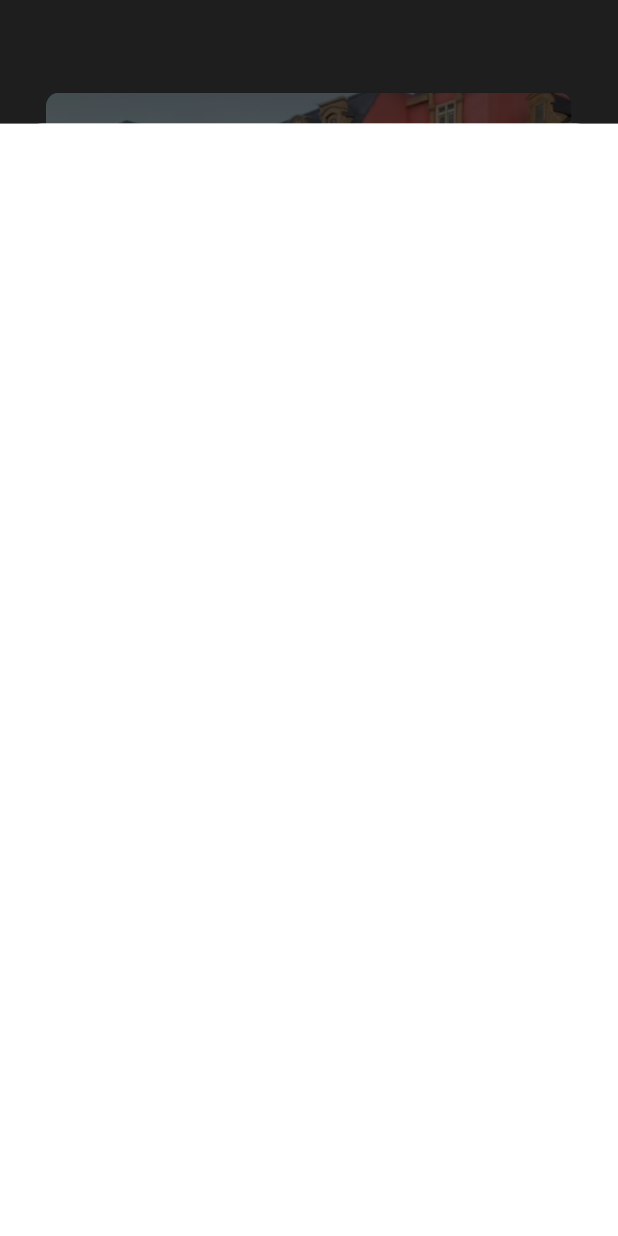
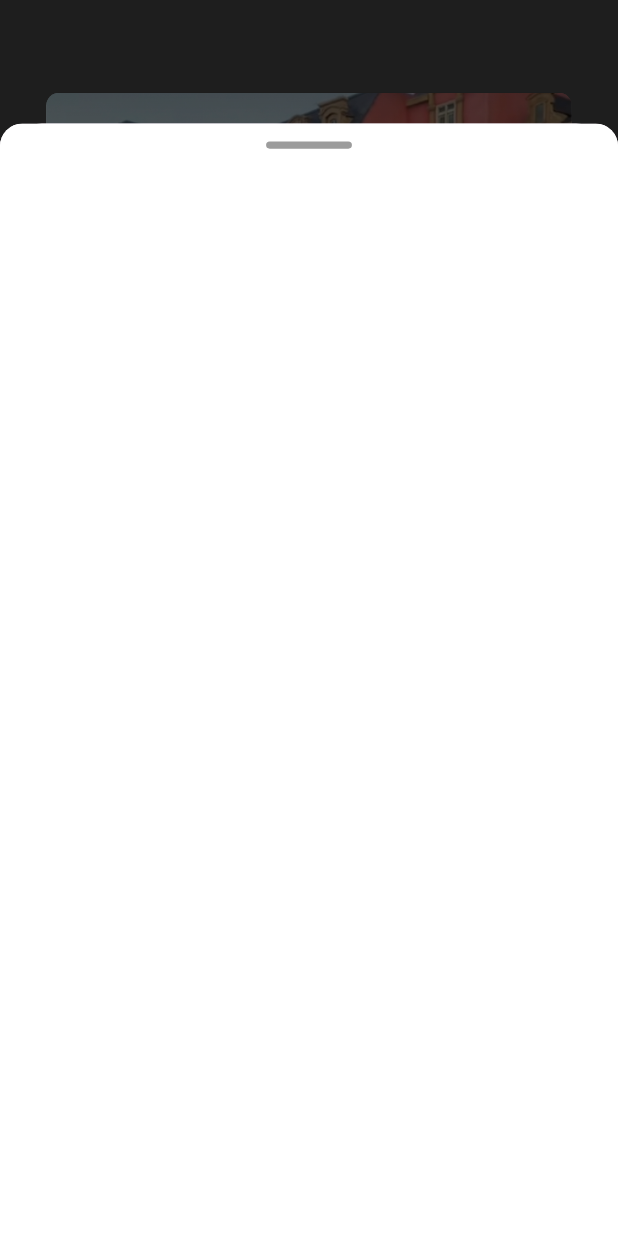
Before and after one commit to haivc2002/dating_app, a Flutter app: the LoginScreen screen opened by its route, after a tap on "I already have an account", on a phone screen of 412 x 824 dp. Run offline on Flutter 3.47's test engine with Material 3 defaults, Android fonts, the phone set to English and light mode, and no system bars; our stand-ins replace flutter_screenutil, rive.

Commit message:
update code

```diff
--- a/lib/theme/theme_color.dart
+++ b/lib/theme/theme_color.dart
@@ -5,6 +5,7 @@ class ThemeColor {
   static const Color blackColor = Color(0xFF000000);
   static const Color pinkColor = Color(0xFFF28F9E);
   static const Color backgroundScaffold = Color(0xFF2B2B2B);
+  static const Color greyColor = Color(0xFF9C9C9C);
 }
 
 class ColorPaletteProvider extends InheritedWidget {
--- a/lib/ui/auth/login_screen.dart
+++ b/lib/ui/auth/login_screen.dart
@@ -20,6 +20,7 @@ class _LoginScreenState extends State<LoginScreen> with TickerProviderStateMixin
   late final AnimationService animationService;
   bool shrink = true;
 
+
   @override
   void initState() {
     super.initState();
@@ -32,37 +33,6 @@ class _LoginScreenState extends State<LoginScreen> with TickerProviderStateMixin
     super.dispose();
   }
 
-  void showBottom() {
-    setState(() {
-      shrink = true;
-    });
-    animationService.controller.forward(from: 0.0);
-    showModalBottomSheet(
-      isDismissible: false,
-      context: context,
-      barrierColor: ThemeColor.blackColor.withOpacity(0.3),
-      isScrollControlled: true,
-      builder: (BuildContext context) {
-        return GestureDetector(
-          onTap: () {
-            hideBottom();
-          },
-          child: Container(
-            color: Colors.white,
-            height: MediaQuery.of(context).size.height * 0.9,
-          ),
-        );
-      },
-    );
-  }
-
-  void hideBottom() {
-    setState(() {
-      shrink = false;
-    });
-    animationService.controllerBack.forward(from: 0.0);
-    Navigator.pop(context);
-  }
 
   @override
   Widget build(BuildContext context) {
@@ -103,6 +73,7 @@ class _LoginScreenState extends State<LoginScreen> with TickerProviderStateMixin
                 padding: EdgeInsets.symmetric(horizontal: 20.w),
                 child: Column(
                   children: [
+
                     const Spacer(),
                     ButtonWidgetCustom(
                       styleText: TextStyle(
@@ -114,9 +85,16 @@ class _LoginScreenState extends State<LoginScreen> with TickerProviderStateMixin
                       textButton: 'I already have an account',
                       height: 40.h,
                       onTap: () {
-                        // animationService.controller.forward(from: 0.0);
-                        showBottom();
-                        // hideBottom();
+                        TestHelper.printSample(
+                          context,
+                          animationService,
+                          (value) {
+                            setState(() {
+                              shrink = value;
+                            });
+                          },
+                          Container()
+                        );
                       },
                     ),
                     SizedBox(height: 20.h),
--- a/lib/ui/tool_widget_custom/button_widget_custom.dart
+++ b/lib/ui/tool_widget_custom/button_widget_custom.dart
@@ -1,4 +1,3 @@
-import 'package:flutter/cupertino.dart';
 import 'package:flutter/material.dart';
 
 import '../../theme/theme_color.dart';
--- a/lib/ui/tool_widget_custom/event_scale_screen.dart
+++ b/lib/ui/tool_widget_custom/event_scale_screen.dart
@@ -1,4 +1,6 @@
+import 'package:dating/common/scale_screen.dart';
 import 'package:flutter/material.dart';
+import 'package:flutter_screenutil/flutter_screenutil.dart';
 
 import '../../theme/theme_color.dart';
 
@@ -13,6 +15,29 @@ class EventScaleScreen extends StatefulWidget {
     this.shrink,
   }) : super(key: key);
 
+  static void showBottomSheet(BuildContext context, AnimationService animationService, Function(bool) setShrink, Widget widget) {
+    final animationController = animationService.controller;
+    final animationControllerBack = animationService.controllerBack;
+    setShrink(true);
+    animationController.forward(from: 0.0);
+    showModalBottomSheet(
+      isDismissible: false,
+      context: context,
+      barrierColor: ThemeColor.blackColor.withOpacity(0.3),
+      isScrollControlled: true,
+      builder: (BuildContext context) {
+        return ContentBottomSheet(
+          widget: widget,
+        );
+      },
+    );
+  }
+
+  // animationControllerBack.forward(from: 0.0);
+  // Navigator.pop(context);
+
+
+
   @override
   State<EventScaleScreen> createState() => _EventScaleScreenState();
 }
@@ -24,6 +49,7 @@ class _EventScaleScreenState extends State<EventScaleScreen> with TickerProvider
   @override
   void initState() {
     super.initState();
+    // animationService = AnimationService(this);
     animationService = widget.animationService;
   }
 
@@ -32,30 +58,6 @@ class _EventScaleScreenState extends State<EventScaleScreen> with TickerProvider
     animationService.dispose();
     super.dispose();
   }
-
-  // void showBottom(bool? shrink) {
-  //   setState(() {
-  //     shrink = true;
-  //   });
-  //   animationService.controller.forward(from: 0.0);
-  //   showModalBottomSheet(
-  //     isDismissible: false,
-  //     context: context,
-  //     barrierColor: ThemeColor.blackColor.withOpacity(0.3),
-  //     isScrollControlled: true,
-  //     builder: (BuildContext context) {
-  //       return GestureDetector(
-  //         onTap: () {
-  //           hideBottom();
-  //         },
-  //         child: Container(
-  //           color: Colors.white,
-  //           height: MediaQuery.of(context).size.height * 0.9,
-  //         ),
-  //       );
-  //     },
-  //   );
-  // }
 
 
   @override
@@ -72,6 +74,41 @@ class _EventScaleScreenState extends State<EventScaleScreen> with TickerProvider
         },
         child: widget.child,
       ),
+    );
+  }
+
+
+  // void showBottomSheet(BuildContext context, Function(bool) setShrink, Widget widget) {
+  //   setShrink(true);
+  //   animationService.controller.forward(from: 0.0);
+  //   showModalBottomSheet(
+  //     isDismissible: false,
+  //     context: context,
+  //     barrierColor: ThemeColor.blackColor.withOpacity(0.3),
+  //     isScrollControlled: true,
+  //     builder: (BuildContext context) {
+  //       return ContentBottomSheet(
+  //         widget: widget,
+  //       );
+  //     },
+  //   );
+  // }
+
+  static void showBottomSheet(BuildContext context, AnimationService animationService, Function(bool) setShrink, Widget widget) {
+    final animationController = animationService.controller;
+    final animationControllerBack = animationService.controllerBack;
+    setShrink(true);
+    animationController.forward(from: 0.0);
+    showModalBottomSheet(
+      isDismissible: false,
+      context: context,
+      barrierColor: ThemeColor.blackColor.withOpacity(0.3),
+      isScrollControlled: true,
+      builder: (BuildContext context) {
+        return ContentBottomSheet(
+          widget: widget,
+        );
+      },
     );
   }
 }
@@ -115,3 +152,45 @@ class AnimationService {
     controllerBack.dispose();
   }
 }
+
+class ContentBottomSheet extends StatelessWidget {
+  final Widget? widget;
+  const ContentBottomSheet({Key? key, this.widget}) : super(key: key);
+
+  @override
+  Widget build(BuildContext context) {
+    return ClipRRect(
+      borderRadius: const BorderRadius.only(
+        topLeft: Radius.circular(15),
+        topRight: Radius.circular(15)
+      ),
+      child: Material(
+        child: Container(
+          color: ThemeColor.whiteColor,
+          height: heightScreen(context) * 0.9,
+          width: widthScreen(context),
+          child: Column(
+            children: [
+              Container(
+                margin: EdgeInsets.symmetric(vertical: 10.h),
+                height: 4.h,
+                width: 50.w,
+                decoration: BoxDecoration(
+                  color: ThemeColor.greyColor,
+                  borderRadius: BorderRadius.circular(100)
+                ),
+              ),
+              widget ?? const SizedBox(),
+            ],
+          ),
+        ),
+      ),
+    );
+  }
+}
+
+class TestHelper {
+  static void printSample(BuildContext context, AnimationService animationService, Function(bool) setShrink, Widget widget) {
+    _EventScaleScreenState.showBottomSheet(context, animationService, setShrink, widget);
+  }
+}
```
